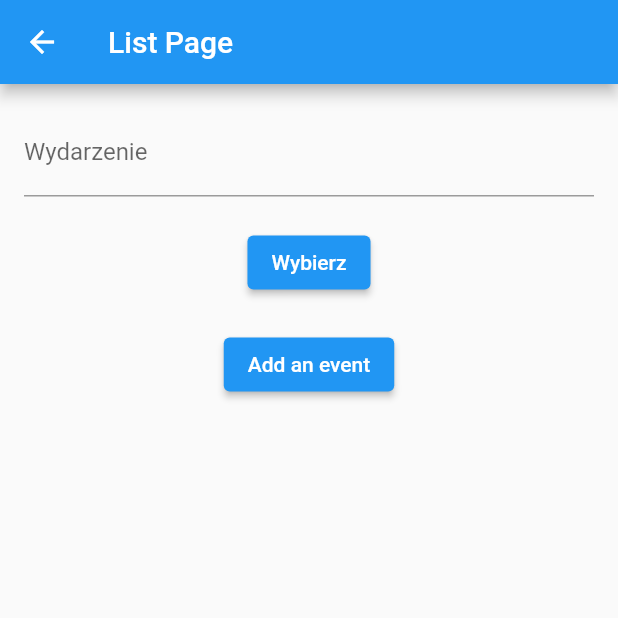
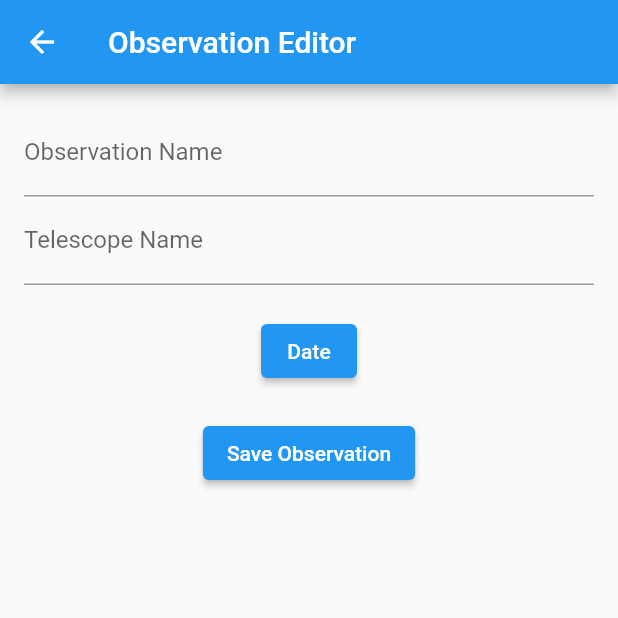
Before and after one commit to aleksandrapacia/astroCalendar, a Flutter app: the screen it shows after launch, after a tap on the "add" icon, on a phone screen of 412 x 824 dp, the top half of it. Run offline on Flutter 3.47's test engine with Material 2 defaults, Android fonts, the phone set to English and light mode, and no system bars; our stand-ins replace table_calendar.

Commit message:
observations management using expansion tile

```diff
--- a/astrocalendar/lib/calendar_page.dart
+++ b/astrocalendar/lib/calendar_page.dart
@@ -15,7 +15,7 @@ class CalendarPage extends StatefulWidget {
 
 class _CalendarPageState extends State<CalendarPage> {
   int currentPageIndex = 0;
-  late Map<DateTime, List<String>> _events;
+  late Map<DateTime, List<Event>> _events;
 
   static final List<Widget> _pages = <Widget>[
     const CalendarPage(),
@@ -30,9 +30,7 @@ class _CalendarPageState extends State<CalendarPage> {
         title: const Text('Calendar'),
       ),
       body: Center(
-        child: Column(
-          children: [
-            TableCalendar(
+        child: TableCalendar(
           firstDay: DateTime.utc(2000, 1, 1),
           lastDay: DateTime.utc(2100, 12, 31),
           focusedDay: DateTime.now(),
@@ -49,8 +47,6 @@ class _CalendarPageState extends State<CalendarPage> {
             ),
           ),
         ),
-          ],
-        ),
       ),
       floatingActionButton: FloatingActionButton(
         onPressed: () {
--- a/astrocalendar/lib/event_provider.dart
+++ b/astrocalendar/lib/event_provider.dart
@@ -1,11 +1,11 @@
 import 'package:flutter/material.dart';
 
 class EventProvider with ChangeNotifier {
-  final Map<DateTime, List<String>> _events = {};
+  final Map<DateTime, List<Event>> _events = {};
 
-  Map<DateTime, List<String>> get events => _events;
+  Map<DateTime, List<Event>> get events => _events;
 
-  void addEvent(DateTime date, String event) {
+  void addEvent(DateTime date, Event event) {
     if (_events[date] != null) {
       _events[date]!.add(event);
     } else {
@@ -14,3 +14,10 @@ class EventProvider with ChangeNotifier {
     notifyListeners();
   }
 }
+
+class Event {
+  final String observation;
+  final String telescope;
+
+  Event({required this.observation, required this.telescope});
+}
--- a/astrocalendar/lib/list_page.dart
+++ b/astrocalendar/lib/list_page.dart
@@ -13,14 +13,15 @@ class ListPage extends StatefulWidget {
 
 class _ListPageState extends State<ListPage> {
   final _formKey = GlobalKey<FormState>();
-  final _eventController = TextEditingController();
+  final _observationController = TextEditingController();
+  final _telescopeController = TextEditingController();
   DateTime _selectedDate = DateTime.now();
 
   @override
   Widget build(BuildContext context) {
     return Scaffold(
       appBar: AppBar(
-        title: const Text('List Page'),
+        title: const Text('Observation Editor'),
       ),
       body: Padding(
         padding: const EdgeInsets.all(16.0),
@@ -29,15 +30,20 @@ class _ListPageState extends State<ListPage> {
           child: Column(
             children: [
               TextFormField(
-                controller: _eventController,
-                decoration: const InputDecoration(labelText: 'Wydarzenie'),
+                controller: _observationController,
+                decoration:
+                    const InputDecoration(labelText: 'Observation Name'),
                 validator: (value) {
                   if (value == null || value.isEmpty) {
-                    return 'Proszę wpisać wydarzenie';
+                    return 'Name of the observation is required.';
                   }
                   return null;
                 },
               ),
+              TextFormField(
+                  controller: _telescopeController,
+                  decoration:
+                      const InputDecoration(labelText: 'Telescope Name ')),
               const SizedBox(height: 20),
               ElevatedButton(
                 onPressed: () {
@@ -54,19 +60,21 @@ class _ListPageState extends State<ListPage> {
                     }
                   });
                 },
-                child: Text(
-                    'Wybierz datę: ${_selectedDate.toLocal()}'.split(' ')[0]),
+                child: Text('Date ${_selectedDate.toLocal()}'.split(' ')[0]),
               ),
               const SizedBox(height: 20),
               ElevatedButton(
                 onPressed: () {
                   if (_formKey.currentState!.validate()) {
+                    Event newEvent = Event(
+                        observation: _observationController.text,
+                        telescope: _telescopeController.text);
                     Provider.of<EventProvider>(context, listen: false)
-                        .addEvent(_selectedDate, _eventController.text);
+                        .addEvent(_selectedDate, newEvent);
                     Navigator.pop(context);
                   }
                 },
-                child: const Text('Add an event'),
+                child: const Text('Save Observation'),
               ),
             ],
           ),
--- a/astrocalendar/lib/listing_page.dart
+++ b/astrocalendar/lib/listing_page.dart
@@ -11,7 +11,7 @@ class ListingPage extends StatefulWidget {
 }
 
 class _ListingPageState extends State<ListingPage> {
-  late Map<DateTime, List<String>> _events;
+  late Map<DateTime, List<Event>> _events;
   @override
   Widget build(BuildContext context) {
     _events = Provider.of<EventProvider>(context).events;
@@ -23,14 +23,15 @@ class _ListingPageState extends State<ListingPage> {
         itemCount: _events.keys.length,
         itemBuilder: (context, index) {
           DateTime date = _events.keys.elementAt(index);
-          return ListTile(
-            title: Text(
-              date.toLocal().toString().split(' ')[0],
-            ),
-            subtitle: Column(
-              crossAxisAlignment: CrossAxisAlignment.start,
-              children: _events[date]!.map((event) => Text(event)).toList(),
-            ),
+          List<Event> eventList = _events[date]!;
+          return ExpansionTile(
+            title: Text(date.toLocal().toString().split(' ')[0]),
+            children: eventList
+                .map((event) => ListTile(
+                      title: Text(event.observation),
+                      subtitle: Text(event.telescope),
+                    ))
+                .toList(),
           );
         },
       ),
```
Lines whose indentation alone changed are shown as unchanged.
